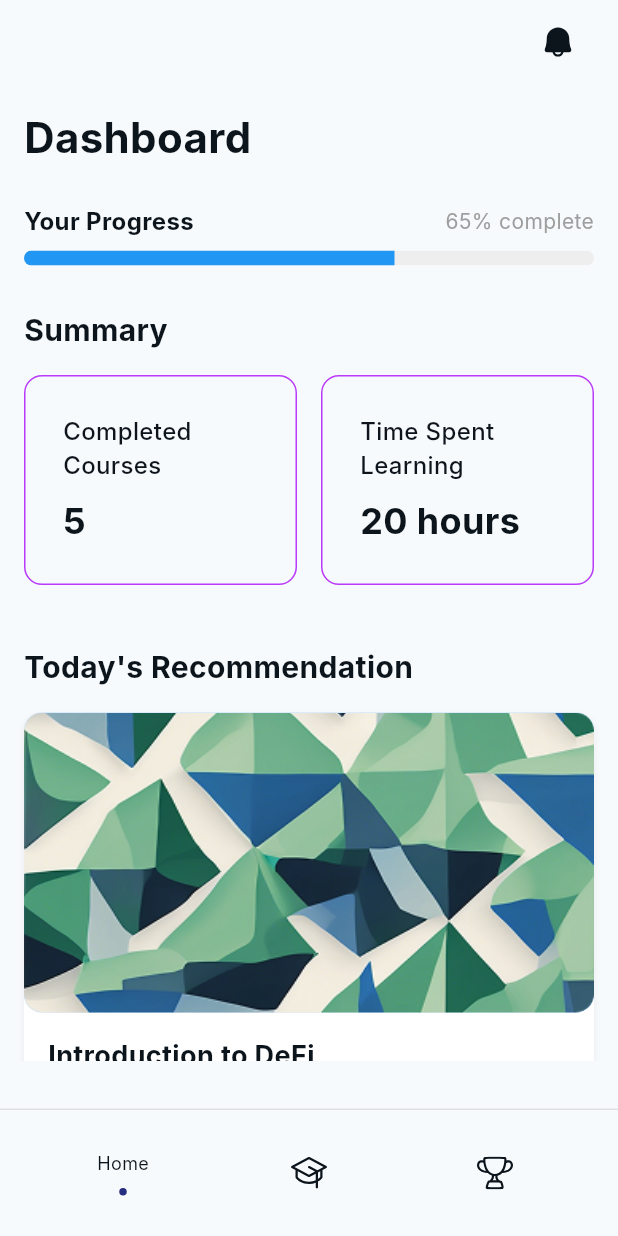
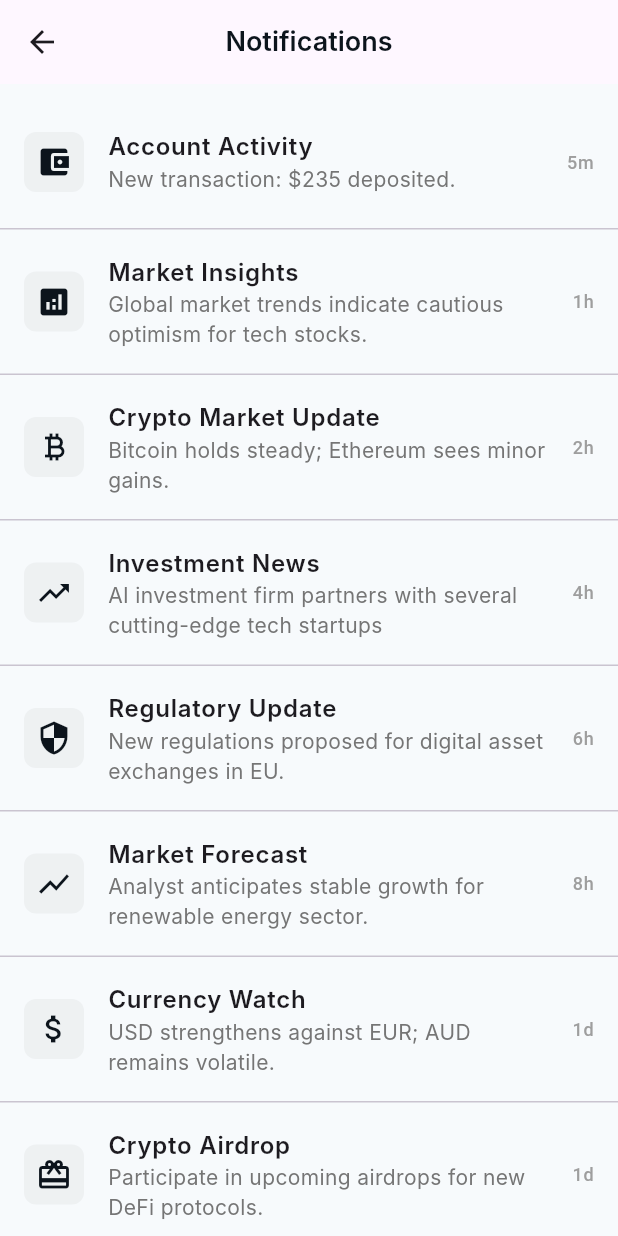
Before and after one commit to ricardocaste/finmentor, a Flutter app: the screen it shows after launch, after a tap on an icon or button, on a phone screen of 412 x 824 dp. Run offline on Flutter 3.47's test engine with Material 3 defaults, Android fonts, the light colour scheme and no system bars; drawn by our look-alikes of flashy_tab_bar2; our stand-ins replace adaptive_theme, bloc, cloud_firestore, equatable, firebase_auth, firebase_core and 7 more; accounts and stored records are empty; Roboto replaces fonts that are missing (Inter); statements that could not run were skipped.

Commit message:
Deploy in Firebase Hosting Notifications Page

```diff
--- /dev/null
+++ b/apphosting.yaml
@@ -0,0 +1,23 @@
+# Settings for Backend (on Cloud Run).
+# See https://firebase.google.com/docs/app-hosting/configure#cloud-run
+runConfig:
+  minInstances: 0
+  # maxInstances: 100
+  # concurrency: 80
+  # cpu: 1
+  # memoryMiB: 512
+
+# Environment variables and secrets.
+# env:
+  # Configure environment variables.
+  # See https://firebase.google.com/docs/app-hosting/configure#user-defined-environment
+  # - variable: MESSAGE
+  #   value: Hello world!
+  #   availability:
+  #     - BUILD
+  #     - RUNTIME
+
+  # Grant access to secrets in Cloud Secret Manager.
+  # See https://firebase.google.com/docs/app-hosting/configure#secret-parameters
+  # - variable: MY_SECRET
+  #   secret: mySecretRef
--- a/lib/presentation/nav/nav_bar.dart
+++ b/lib/presentation/nav/nav_bar.dart
@@ -1,12 +1,10 @@
 import 'dart:async';
 
-import 'package:finmentor/presentation/bloc/courses/courses_cubit.dart';
 import 'package:flashy_tab_bar2/flashy_tab_bar2.dart';
 import 'package:flutter/material.dart';
 import 'package:flutter_bloc/flutter_bloc.dart';
 import 'package:flutter_svg/svg.dart';
 import 'package:finmentor/di/di.dart';
-import 'package:finmentor/infrastructure/utils.dart';
 import 'package:finmentor/presentation/bloc/authentication/authentication_cubit.dart';
 import 'package:finmentor/presentation/bloc/trophies/trophies_cubit.dart';
 import 'package:finmentor/presentation/pages/home/home_page.dart';
--- a/lib/presentation/nav/route_generator.dart
+++ b/lib/presentation/nav/route_generator.dart
@@ -2,6 +2,7 @@ import 'package:flutter/material.dart';
 import 'package:finmentor/infrastructure/services/navigation_service.dart';
 import 'package:finmentor/presentation/nav/nav_bar.dart';
 import 'package:finmentor/presentation/pages/splash/splash.dart';
+import 'package:finmentor/presentation/pages/notifications/notifications_page.dart';
 
 class RouteGenerator {
 
@@ -17,6 +18,8 @@ class RouteGenerator {
         return buildTransition(const Splash(), settings: settings);
       case 'nav':
         return buildTransition(const NavBar(), settings: settings);
+      case 'notifications':
+        return buildTransition(const NotificationsPage(), settings: settings);
       default:
         return _errorRoute();
     }
--- a/lib/presentation/pages/home/home_page.dart
+++ b/lib/presentation/pages/home/home_page.dart
@@ -48,7 +48,9 @@ class _HomePageState extends State<HomePage> {
           removeLeading: true,
           actions: [
             IconButton(
-              onPressed: () {},
+              onPressed: () {
+                Navigator.of(context).pushNamed('notifications');
+              },
               icon: SvgPicture.asset(
                 'assets/images/noti.svg',
                 colorFilter: ColorFilter.mode(
--- /dev/null
+++ b/lib/presentation/pages/notifications/notifications_page.dart
@@ -0,0 +1,148 @@
+import 'package:flutter/material.dart';
+
+class NotificationItem {
+  final String title;
+  final String message;
+  final String timeAgo;
+  final IconData icon;
+
+  NotificationItem({
+    required this.title,
+    required this.message,
+    required this.timeAgo,
+    required this.icon,
+  });
+}
+
+class NotificationsPage extends StatefulWidget {
+  const NotificationsPage({super.key});
+
+  @override
+  State<NotificationsPage> createState() => _NotificationsPageState();
+}
+
+class _NotificationsPageState extends State<NotificationsPage> {
+  final List<NotificationItem> notifications = [
+    NotificationItem(
+      title: 'Account Activity',
+      message: 'New transaction: \$235 deposited.',
+      timeAgo: '5m',
+      icon: Icons.account_balance_wallet,
+    ),
+    NotificationItem(
+      title: 'Market Insights',
+      message: 'Global market trends indicate cautious optimism for tech stocks.',
+      timeAgo: '1h',
+      icon: Icons.analytics,
+    ),
+    NotificationItem(
+      title: 'Crypto Market Update',
+      message: 'Bitcoin holds steady; Ethereum sees minor gains.',
+      timeAgo: '2h',
+      icon: Icons.currency_bitcoin,
+    ),
+    NotificationItem(
+      title: 'Investment News',
+      message: 'AI investment firm partners with several cutting-edge tech startups',
+      timeAgo: '4h',
+      icon: Icons.trending_up,
+    ),
+    NotificationItem(
+      title: 'Regulatory Update',
+      message: 'New regulations proposed for digital asset exchanges in EU.',
+      timeAgo: '6h',
+      icon: Icons.security,
+    ),
+    NotificationItem(
+      title: 'Market Forecast',
+      message: 'Analyst anticipates stable growth for renewable energy sector.',
+      timeAgo: '8h',
+      icon: Icons.show_chart,
+    ),
+    NotificationItem(
+      title: 'Currency Watch',
+      message: 'USD strengthens against EUR; AUD remains volatile.',
+      timeAgo: '1d',
+      icon: Icons.attach_money,
+    ),
+    NotificationItem(
+      title: 'Crypto Airdrop',
+      message: 'Participate in upcoming airdrops for new DeFi protocols.',
+      timeAgo: '1d',
+      icon: Icons.card_giftcard,
+    ),
+    NotificationItem(
+      title: 'Alert: Portfolio Watchlist',
+      message: 'Stocks in your watchlist moved over 10% today. Check it out.',
+      timeAgo: '2d',
+      icon: Icons.visibility,
+    ),
+  ];
+
+  @override
+  Widget build(BuildContext context) {
+    return Scaffold(
+      appBar: AppBar(
+        leading: IconButton(
+          icon: const Icon(Icons.arrow_back),
+          onPressed: () => Navigator.of(context).pop(),
+        ),
+        title: const Text(
+          'Notifications',
+          style: TextStyle(
+            fontSize: 18,
+            fontWeight: FontWeight.w600,
+          ),
+        ),
+        centerTitle: true,
+      ),
+      body: ListView.separated(
+        padding: const EdgeInsets.symmetric(vertical: 8),
+        itemCount: notifications.length,
+        separatorBuilder: (context, index) => const Divider(height: 1),
+        itemBuilder: (context, index) {
+          final notification = notifications[index];
+          return ListTile(
+            leading: Container(
+              width: 40,
+              height: 40,
+              decoration: BoxDecoration(
+                color: Colors.grey.withOpacity(0.1),
+                borderRadius: BorderRadius.circular(8),
+              ),
+              child: Icon(
+                notification.icon,
+                color: Theme.of(context).primaryColor,
+              ),
+            ),
+            title: Text(
+              notification.title,
+              style: const TextStyle(
+                fontWeight: FontWeight.w600,
+                fontSize: 16,
+              ),
+            ),
+            subtitle: Text(
+              notification.message,
+              style: TextStyle(
+                color: Colors.grey[600],
+                fontSize: 14,
+              ),
+            ),
+            trailing: Text(
+              notification.timeAgo,
+              style: TextStyle(
+                color: Colors.grey[500],
+                fontSize: 12,
+              ),
+            ),
+            contentPadding: const EdgeInsets.symmetric(
+              horizontal: 16,
+              vertical: 8,
+            ),
+          );
+        },
+      ),
+    );
+  }
+}
```
Also changed, not shown: firebase.json (added), 2 other files.
